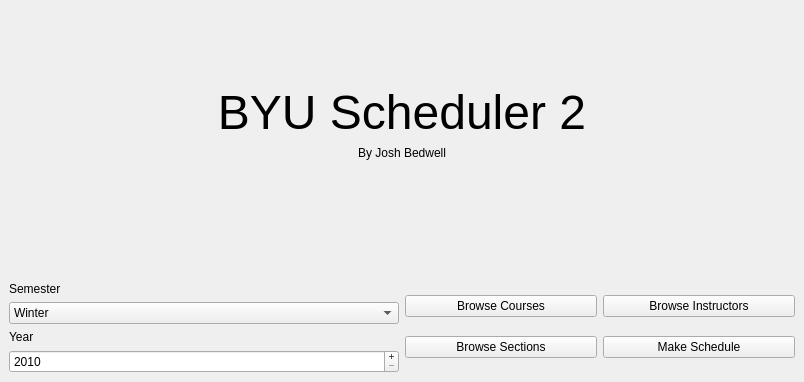
First picture: the form in UI/title.ui, repository rcxwhiz/BYUScheduler2, before the edit.
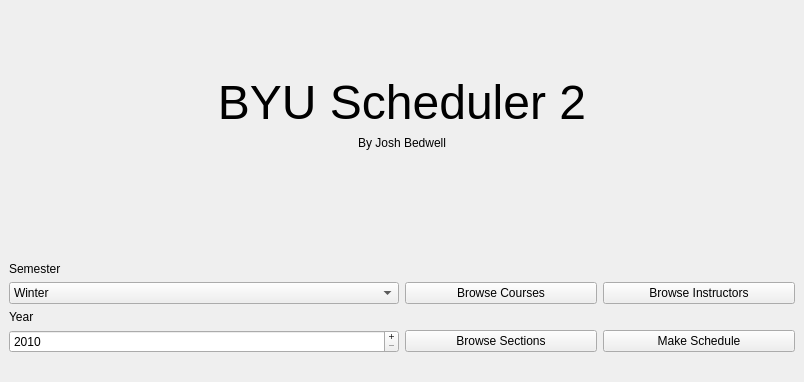
Second picture: the form after the edit.

Commit message: got rid of arial font in gui

```diff
--- a/UI/title.ui
+++ b/UI/title.ui
@@ -132,6 +132,13 @@
             </property>
            </widget>
           </item>
+             <item>
+                 <widget class="QLabel" name="label">
+                     <property name="text">
+                         <string/>
+                     </property>
+                 </widget>
+             </item>
          </layout>
         </item>
         <item>
```
Lines whose indentation alone changed are shown as unchanged. The commit also changes 7 other files.
